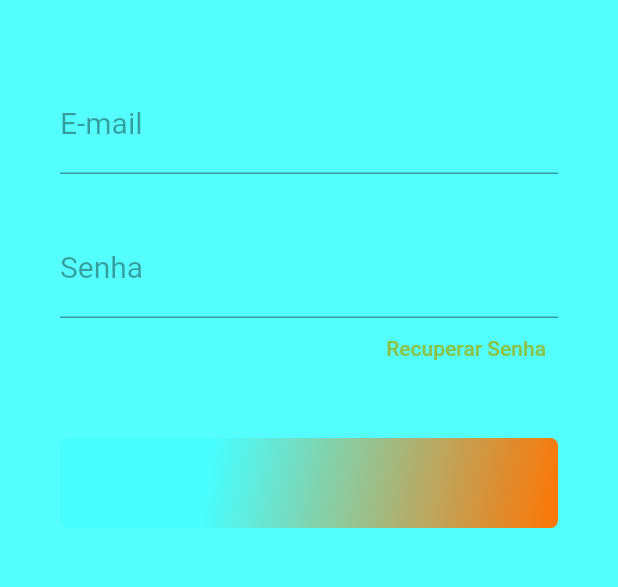
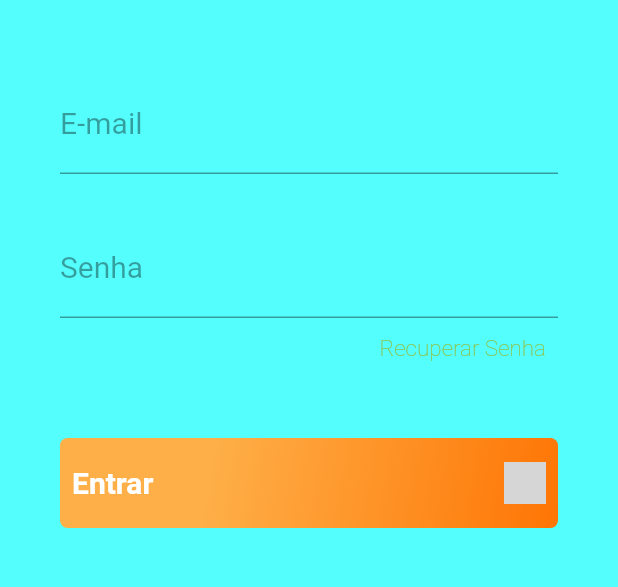
Before and after one commit to ZiusDH/TelaDeLogin, a Flutter app: the screen it shows after launch, on a phone screen of 412 x 824 dp, the part 282-869 px from its top. Run offline on Flutter 3.47's test engine with Material 2 defaults, Android fonts, the light colour scheme and no system bars; grey boxes are pictures that could not be loaded.

Commit message:
Estilização do Botão

```diff
--- a/lib/Pages/login.page.dart
+++ b/lib/Pages/login.page.dart
@@ -62,6 +62,10 @@ class LoginPage extends StatelessWidget {
                   child: Text(
                     "Recuperar Senha",
                     textAlign: TextAlign.right,
+                    style: TextStyle(
+                      fontSize: 15,
+                      fontWeight: FontWeight.w200,
+                    ),
                   ),
                   onPressed: () {}),
             ),
@@ -70,19 +74,46 @@ class LoginPage extends StatelessWidget {
             ),
             Container(
               height: 60,
-              alignment: Alignment.centerLeft,
+              width: 30,
+              alignment: Alignment.center,
               decoration: BoxDecoration(
                 gradient: LinearGradient(
                   begin: Alignment.topLeft,
                   end: Alignment.bottomRight,
                   stops: [0.3, 1],
                   colors: [
-                    Color(0xFF48FEFE),
+                    Color.fromARGB(255, 254, 175, 72),
                     Color(0xFFFE7504),
                   ],
                 ),
                 borderRadius: BorderRadius.all(
                   Radius.circular(5),
+                ),
+              ),
+              child: SizedBox.expand(
+                child: TextButton(
+                  child: Row(
+                    mainAxisAlignment: MainAxisAlignment.spaceBetween,
+                    children: <Widget>[
+                      Text(
+                        "Entrar",
+                        style: TextStyle(
+                          fontWeight: FontWeight.bold,
+                          color: Colors.white,
+                          fontSize: 20,
+                        ),
+                        textAlign: TextAlign.left,
+                      ),
+                      Container(
+                        child: SizedBox(
+                          child: Image.asset("assets/image/icone.png"),
+                          height: 28,
+                          width: 28,
+                        ),
+                      ),
+                    ],
+                  ),
+                  onPressed: () => {},
                 ),
               ),
             ),
--- a/pubspec.yaml
+++ b/pubspec.yaml
@@ -62,6 +62,7 @@ flutter:
   # To add assets to your application, add an assets section, like this:
   assets:
      - assets/images/logo.png
+     - assets/images/icone.png
   #   - images/a_dot_ham.jpeg
 
   # An image asset can refer to one or more resolution-specific "variants", see
```
Also changed, not shown: assets/images/icone.png (added).
